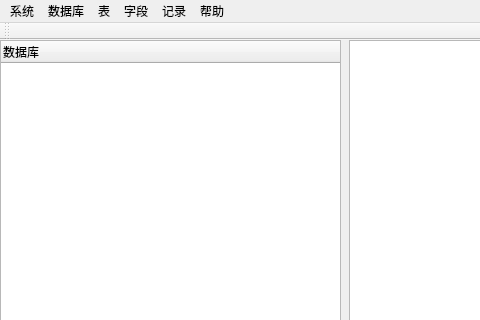
Before: the Qt Designer form DBMS/DBMS.ui in SeulYoung/DBMS, drawn with Qt 5; both pictures show x 0 to 480 and y 0 to 320 of the 1000 by 800 pixel window.
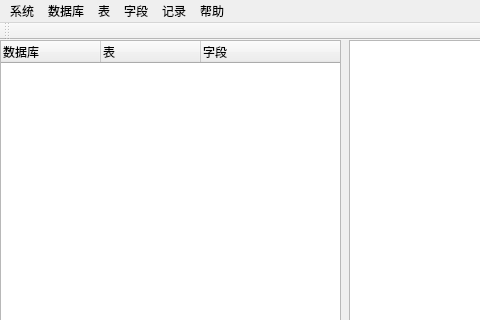
After: the same form once the commit is applied.

Commit message: 界面table和tree

The edit to the form file:
```diff
--- a/DBMS/DBMS.ui
+++ b/DBMS/DBMS.ui
@@ -31,6 +31,16 @@
       <string>数据库</string>
      </property>
     </column>
+    <column>
+     <property name="text">
+      <string>表</string>
+     </property>
+    </column>
+    <column>
+     <property name="text">
+      <string>字段</string>
+     </property>
+    </column>
    </widget>
    <widget class="QTableWidget" name="table">
     <property name="geometry">
```
The commit also changes 3 other files.
